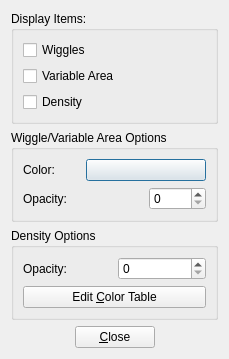
The window that SeismicUI/tracedisplayoptionsdialog.ui (fsoos74/su) describes before a commit, drawn with Qt 5.
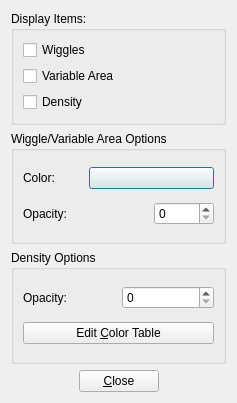
The same window after the commit. Icons and pictures are not drawn. Custom widgets are drawn as their Qt base class.

```diff
--- a/SeismicUI/tracedisplayoptionsdialog.ui
+++ b/SeismicUI/tracedisplayoptionsdialog.ui
@@ -6,8 +6,8 @@
    <rect>
     <x>0</x>
     <y>0</y>
-    <width>229</width>
-    <height>357</height>
+    <width>237</width>
+    <height>403</height>
    </rect>
   </property>
   <property name="windowTitle">
```
Left out of the diff: 8 changed lines with no effect on the pictures.
